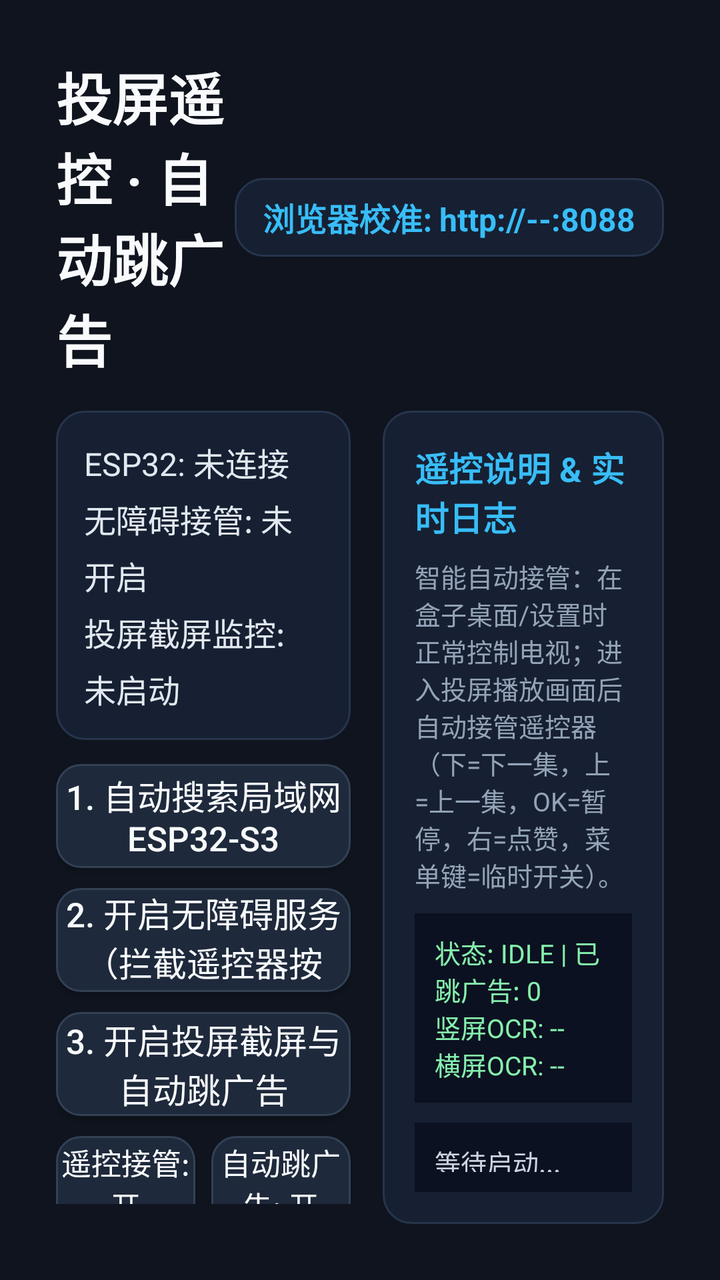
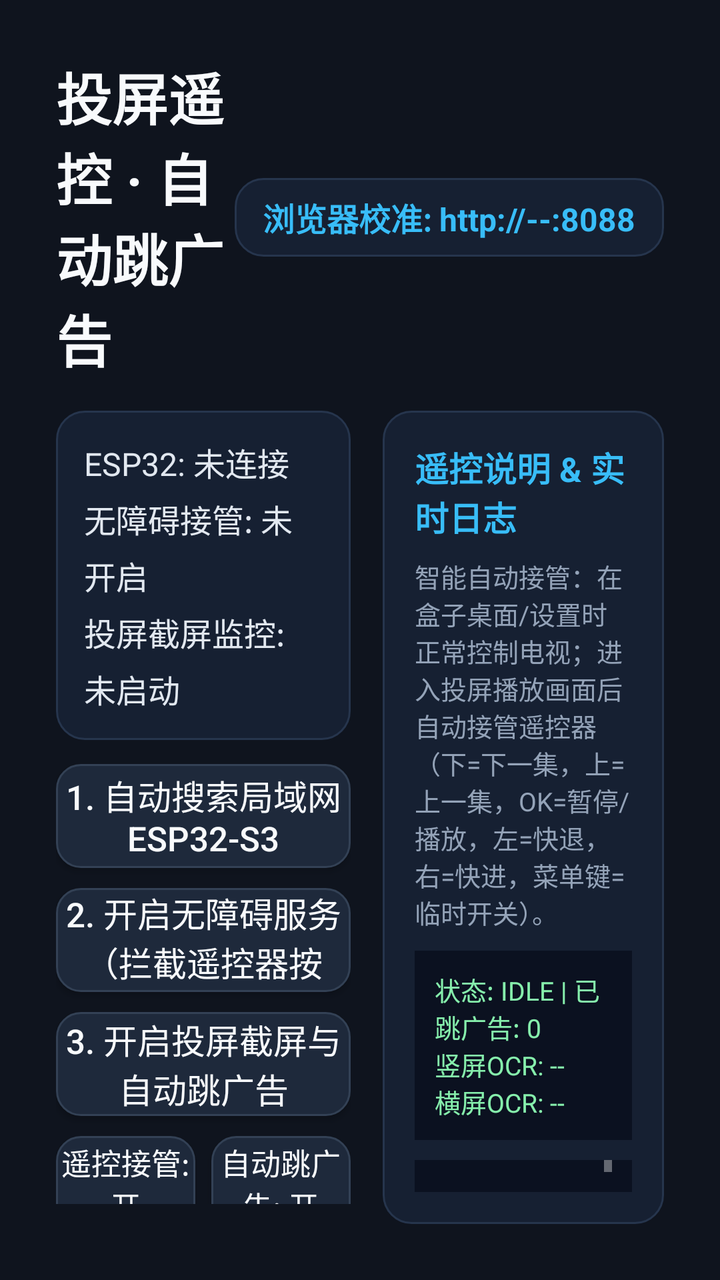

The first picture is an Android layout as it rendered before a commit; the second is the same layout after the commit. The layout source and the unified diff follow.
<!-- AndroidManifest.xml: application theme Theme.DbboxController -->
<!-- res/layout/activity_main.xml -->
<?xml version="1.0" encoding="utf-8"?>
<LinearLayout xmlns:android="http://schemas.android.com/apk/res/android"
    android:layout_width="match_parent"
    android:layout_height="match_parent"
    android:background="#0F141E"
    android:orientation="vertical"
    android:padding="28dp">

    <LinearLayout
        android:layout_width="match_parent"
        android:layout_height="wrap_content"
        android:gravity="center_vertical"
        android:orientation="horizontal"
        android:paddingBottom="16dp">

        <TextView
            android:layout_width="0dp"
            android:layout_height="wrap_content"
            android:layout_weight="1"
            android:text="投屏遥控 · 自动跳广告"
            android:textColor="#F8FAFC"
            android:textSize="28sp"
            android:textStyle="bold" />

        <TextView
            android:id="@+id/tvWebUrl"
            android:layout_width="wrap_content"
            android:layout_height="wrap_content"
            android:background="@drawable/card_bg"
            android:paddingHorizontal="14dp"
            android:paddingVertical="8dp"
            android:text="浏览器校准: http://--:8088"
            android:textColor="#38BDF8"
            android:textSize="16sp"
            android:textStyle="bold" />
    </LinearLayout>

    <LinearLayout
        android:layout_width="match_parent"
        android:layout_height="0dp"
        android:layout_weight="1"
        android:orientation="horizontal">

        
        <LinearLayout
            android:layout_width="0dp"
            android:layout_height="match_parent"
            android:layout_marginEnd="16dp"
            android:layout_weight="1.05"
            android:orientation="vertical">

            <LinearLayout
                android:layout_width="match_parent"
                android:layout_height="wrap_content"
                android:layout_marginBottom="12dp"
                android:background="@drawable/card_bg"
                android:orientation="vertical"
                android:padding="14dp">

                <TextView
                    android:id="@+id/tvStatusSummary"
                    android:layout_width="match_parent"
                    android:layout_height="wrap_content"
                    android:lineSpacingExtra="5dp"
                    android:text="ESP32: 未连接\n无障碍接管: 未开启\n投屏截屏监控: 未启动"
                    android:textColor="#E2E8F0"
                    android:textSize="16sp" />
            </LinearLayout>

            <Button
                android:id="@+id/btnDiscover"
                android:layout_width="match_parent"
                android:layout_height="52dp"
                android:layout_marginBottom="10dp"
                android:background="@drawable/btn_tv_selector"
                android:focusable="true"
                android:text="1. 自动搜索局域网 ESP32-S3"
                android:textAllCaps="false"
                android:textColor="#F8FAFC"
                android:textSize="17sp" />

            <Button
                android:id="@+id/btnAccessibility"
                android:layout_width="match_parent"
                android:layout_height="52dp"
                android:layout_marginBottom="10dp"
                android:background="@drawable/btn_tv_selector"
                android:focusable="true"
                android:text="2. 开启无障碍服务（拦截遥控器按键）"
                android:textAllCaps="false"
                android:textColor="#F8FAFC"
                android:textSize="17sp" />

            <Button
                android:id="@+id/btnScreenMonitor"
                android:layout_width="match_parent"
                android:layout_height="52dp"
                android:layout_marginBottom="10dp"
                android:background="@drawable/btn_tv_selector"
                android:focusable="true"
                android:text="3. 开启投屏截屏与自动跳广告"
                android:textAllCaps="false"
                android:textColor="#F8FAFC"
                android:textSize="17sp" />

            <LinearLayout
                android:layout_width="match_parent"
                android:layout_height="wrap_content"
                android:layout_marginBottom="10dp"
                android:orientation="horizontal">

                <Button
                    android:id="@+id/btnToggleRemote"
                    android:layout_width="0dp"
                    android:layout_height="48dp"
                    android:layout_marginEnd="8dp"
                    android:layout_weight="1"
                    android:background="@drawable/btn_tv_selector"
                    android:focusable="true"
                    android:text="遥控接管: 开"
                    android:textAllCaps="false"
                    android:textColor="#F8FAFC"
                    android:textSize="15sp" />

                <Button
                    android:id="@+id/btnToggleAutoSkip"
                    android:layout_width="0dp"
                    android:layout_height="48dp"
                    android:layout_weight="1"
                    android:background="@drawable/btn_tv_selector"
                    android:focusable="true"
                    android:text="自动跳广告: 开"
                    android:textAllCaps="false"
                    android:textColor="#F8FAFC"
                    android:textSize="15sp" />
            </LinearLayout>

            <LinearLayout
                android:layout_width="match_parent"
                android:layout_height="wrap_content"
                android:orientation="horizontal">

                <Button
                    android:id="@+id/btnTestPrev"
                    android:layout_width="0dp"
                    android:layout_height="46dp"
                    android:layout_marginEnd="6dp"
                    android:layout_weight="1"
                    android:background="@drawable/btn_tv_selector"
                    android:focusable="true"
                    android:text="测试: 上一个"
                    android:textAllCaps="false"
                    android:textColor="#E2E8F0"
                    android:textSize="14sp" />

                <Button
                    android:id="@+id/btnTestNext"
                    android:layout_width="0dp"
                    android:layout_height="46dp"
                    android:layout_marginEnd="6dp"
                    android:layout_weight="1"
                    android:background="@drawable/btn_tv_selector"
                    android:focusable="true"
                    android:text="测试: 下一个"
                    android:textAllCaps="false"
                    android:textColor="#E2E8F0"
                    android:textSize="14sp" />

                <Button
                    android:id="@+id/btnTestTap"
                    android:layout_width="0dp"
                    android:layout_height="46dp"
                    android:layout_weight="1"
                    android:background="@drawable/btn_tv_selector"
                    android:focusable="true"
                    android:text="测试: 暂停"
                    android:textAllCaps="false"
                    android:textColor="#E2E8F0"
                    android:textSize="14sp" />
            </LinearLayout>
        </LinearLayout>

        
        <LinearLayout
            android:layout_width="0dp"
            android:layout_height="match_parent"
            android:layout_weight="1"
            android:background="@drawable/card_bg"
            android:orientation="vertical"
            android:padding="16dp">

            <TextView
                android:layout_width="match_parent"
                android:layout_height="wrap_content"
                android:paddingBottom="8dp"
                android:text="遥控说明 &amp; 实时日志"
                android:textColor="#38BDF8"
                android:textSize="17sp"
                android:textStyle="bold" />

            <TextView
                android:layout_width="match_parent"
                android:layout_height="wrap_content"
                android:paddingBottom="10dp"
                android:text="智能自动接管：在盒子桌面/设置时正常控制电视；进入投屏播放画面后自动接管遥控器（下=下一集，上=上一集，OK=暂停，右=点赞，菜单键=临时开关）。"
                android:textColor="#94A3B8"
                android:textSize="13sp" />

            <TextView
                android:id="@+id/tvOcrPreview"
                android:layout_width="match_parent"
                android:layout_height="wrap_content"
                android:background="#0B1120"
                android:padding="10dp"
                android:text="状态: IDLE | 已跳广告: 0\n竖屏OCR: --\n横屏OCR: --"
                android:textColor="#86EFAC"
                android:textSize="13sp" />

            <ScrollView
                android:layout_width="match_parent"
                android:layout_height="0dp"
                android:layout_marginTop="10dp"
                android:layout_weight="1"
                android:background="#0B1120"
                android:padding="10dp">

                <TextView
                    android:id="@+id/tvLogs"
                    android:layout_width="match_parent"
                    android:layout_height="wrap_content"
                    android:fontFamily="monospace"
                    android:lineSpacingExtra="4dp"
                    android:text="等待启动..."
                    android:textColor="#CBD5E1"
                    android:textSize="13sp" />
            </ScrollView>
        </LinearLayout>
    </LinearLayout>
</LinearLayout>
<!-- resources referenced by this layout -->
<resources>
  <!-- drawable btn_tv_selector (drawable) -->
  <?xml version="1.0" encoding="utf-8"?>
  <selector xmlns:android="http://schemas.android.com/apk/res/android">
      <item android:state_focused="true">
          <shape android:shape="rectangle">
              <solid android:color="#2563EB" />
              <corners android:radius="12dp" />
              <stroke android:width="3dp" android:color="#7DD3FC" />
          </shape>
      </item>
      <item android:state_pressed="true">
          <shape android:shape="rectangle">
              <solid android:color="#1D4ED8" />
              <corners android:radius="12dp" />
              <stroke android:width="2dp" android:color="#38BDF8" />
          </shape>
      </item>
      <item>
          <shape android:shape="rectangle">
              <solid android:color="#1E293B" />
              <corners android:radius="12dp" />
              <stroke android:width="1dp" android:color="#334155" />
          </shape>
      </item>
  </selector>
  <!-- drawable card_bg (drawable) -->
  <?xml version="1.0" encoding="utf-8"?>
  <shape xmlns:android="http://schemas.android.com/apk/res/android" android:shape="rectangle">
      <solid android:color="#162032" />
      <corners android:radius="14dp" />
      <stroke android:width="1dp" android:color="#26354D" />
  </shape>
  <style name="Theme.DbboxController" parent="Theme.AppCompat.NoActionBar">
          <item name="android:windowBackground">#0F141E</item>
          <item name="colorPrimary">#38BDF8</item>
          <item name="colorAccent">#22C55E</item>
      </style>
</resources>

<!-- the commit's change to res/layout/activity_main.xml (unified diff, before → after) -->
@@ -202,7 +202,7 @@
                 android:layout_width="match_parent"
                 android:layout_height="wrap_content"
                 android:paddingBottom="10dp"
-                android:text="智能自动接管：在盒子桌面/设置时正常控制电视；进入投屏播放画面后自动接管遥控器（下=下一集，上=上一集，OK=暂停，右=点赞，菜单键=临时开关）。"
+                android:text="智能自动接管：在盒子桌面/设置时正常控制电视；进入投屏播放画面后自动接管遥控器（下=下一集，上=上一集，OK=暂停/播放，左=快退，右=快进，菜单键=临时开关）。"
                 android:textColor="#94A3B8"
                 android:textSize="13sp" />
 
